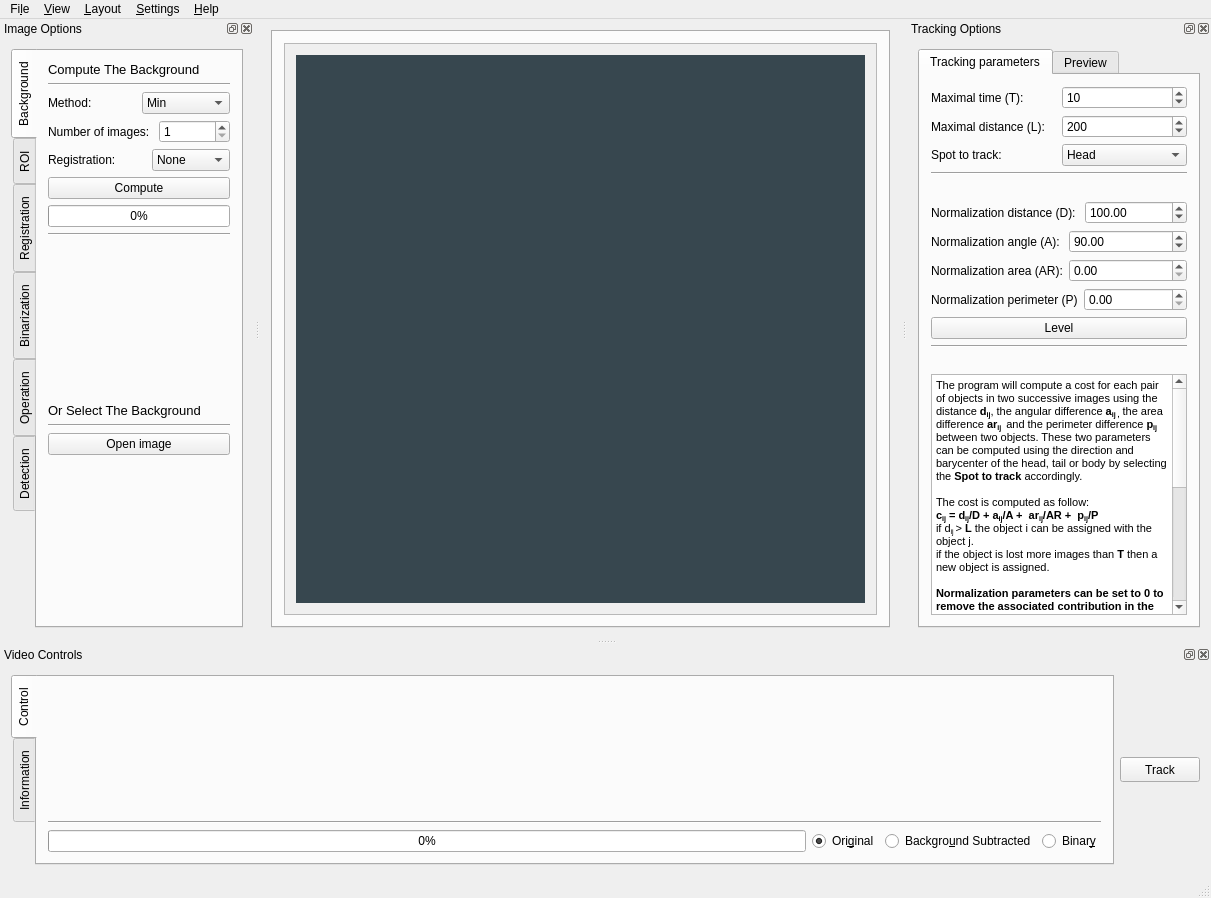
Above: src/interactive.ui from FastTrackOrg/FastTrack before the change. Below: the same form after it.
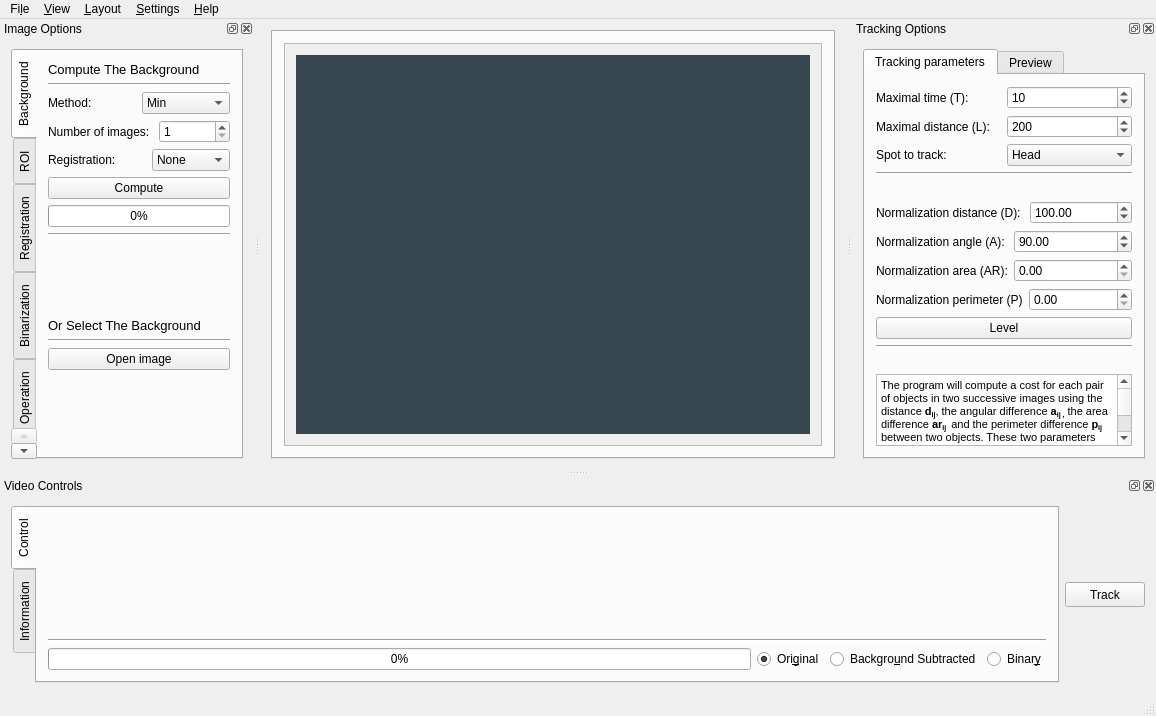
That is the form after the change. Custom widgets are drawn as their Qt base class.

Commit message: [feat] add GitHub discussions shortcut

What changed in the file:
```diff
--- a/src/interactive.ui
+++ b/src/interactive.ui
@@ -6,10 +6,16 @@
    <rect>
     <x>0</x>
     <y>0</y>
-    <width>1211</width>
-    <height>898</height>
+    <width>1156</width>
+    <height>716</height>
    </rect>
   </property>
+  <property name="minimumSize">
+   <size>
+    <width>1156</width>
+    <height>716</height>
+   </size>
+  </property>
   <property name="windowTitle">
    <string>MainWindow</string>
   </property>
@@ -56,8 +62,8 @@
             <rect>
              <x>0</x>
              <y>0</y>
-             <width>614</width>
-             <height>435</height>
+             <width>568</width>
+             <height>444</height>
             </rect>
            </property>
            <layout class="QGridLayout" name="gridLayout_2">
@@ -187,7 +193,7 @@
           <widget class="QTextBrowser" name="textBrowser">
            <property name="html">
             <string>&lt;!DOCTYPE HTML PUBLIC &quot;-//W3C//DTD HTML 4.0//EN&quot; &quot;http://www.w3.org/TR/REC-html40/strict.dtd&quot;&gt;
-&lt;html&gt;&lt;head&gt;&lt;meta name=&quot;qrichtext&quot; content=&quot;1&quot; /&gt;&lt;meta charset=&quot;utf-8&quot; /&gt;&lt;style type=&quot;text/css&quot;&gt;
+&lt;html&gt;&lt;head&gt;&lt;meta name=&quot;qrichtext&quot; content=&quot;1&quot; /&gt;&lt;style type=&quot;text/css&quot;&gt;
 p, li { white-space: pre-wrap; }
 &lt;/style&gt;&lt;/head&gt;&lt;body style=&quot; font-family:'Sans Serif'; font-size:9pt; font-weight:400; font-style:normal;&quot;&gt;
 &lt;p style=&quot; margin-top:0px; margin-bottom:0px; margin-left:0px; margin-right:0px; -qt-block-indent:0; text-indent:0px;&quot;&gt;&lt;span style=&quot; font-size:8pt;&quot;&gt;The program will compute a cost for each pair of objects in two successive images using the distance &lt;/span&gt;&lt;span style=&quot; font-size:8pt; font-weight:600;&quot;&gt;d&lt;/span&gt;&lt;span style=&quot; font-size:8pt; font-weight:600; vertical-align:sub;&quot;&gt;ij&lt;/span&gt;&lt;span style=&quot; font-size:8pt;&quot;&gt;, the angular difference &lt;/span&gt;&lt;span style=&quot; font-size:8pt; font-weight:600;&quot;&gt;a&lt;/span&gt;&lt;span style=&quot; font-size:8pt; font-weight:600; vertical-align:sub;&quot;&gt;ij ,&lt;/span&gt;&lt;span style=&quot; font-size:8pt;&quot;&gt; the area difference &lt;/span&gt;&lt;span style=&quot; font-size:8pt; font-weight:600;&quot;&gt;ar&lt;/span&gt;&lt;span style=&quot; font-size:8pt; font-weight:600; vertical-align:sub;&quot;&gt;ij &lt;/span&gt;&lt;span style=&quot; font-size:8pt;&quot;&gt; and the perimeter difference &lt;/span&gt;&lt;span style=&quot; font-size:8pt; font-weight:600;&quot;&gt;p&lt;/span&gt;&lt;span style=&quot; font-size:8pt; font-weight:600; vertical-align:sub;&quot;&gt;ij&lt;/span&gt;&lt;span style=&quot; font-size:8pt;&quot;&gt; between two objects. These two parameters can be computed using the direction and barycenter of the head, tail or body by selecting the&lt;/span&gt;&lt;span style=&quot; font-size:8pt; font-weight:600;&quot;&gt; Spot to track &lt;/span&gt;&lt;span style=&quot; font-size:8pt;&quot;&gt;accordingly.&lt;/span&gt;&lt;/p&gt;
@@ -1178,8 +1184,8 @@
     <rect>
      <x>0</x>
      <y>0</y>
-     <width>1211</width>
-     <height>19</height>
+     <width>1156</width>
+     <height>20</height>
     </rect>
    </property>
    <widget class="QMenu" name="menuOpen">
```
Left out of the diff: 6 changed lines with no effect on the pictures. The commit also changes 1 other file.
